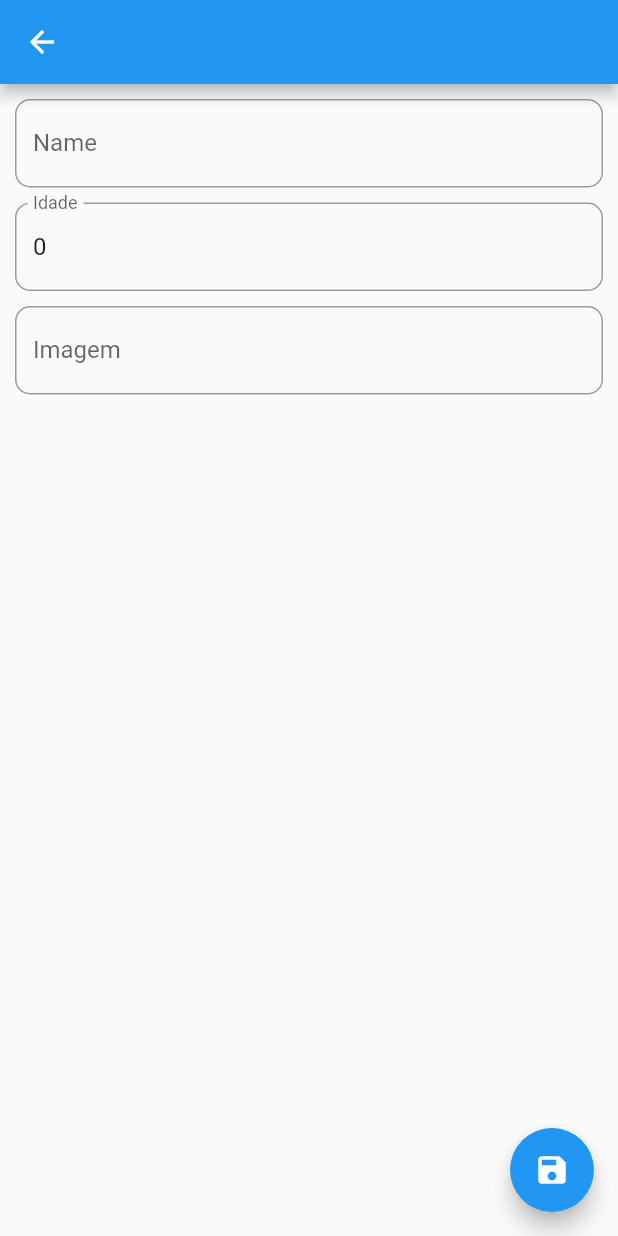
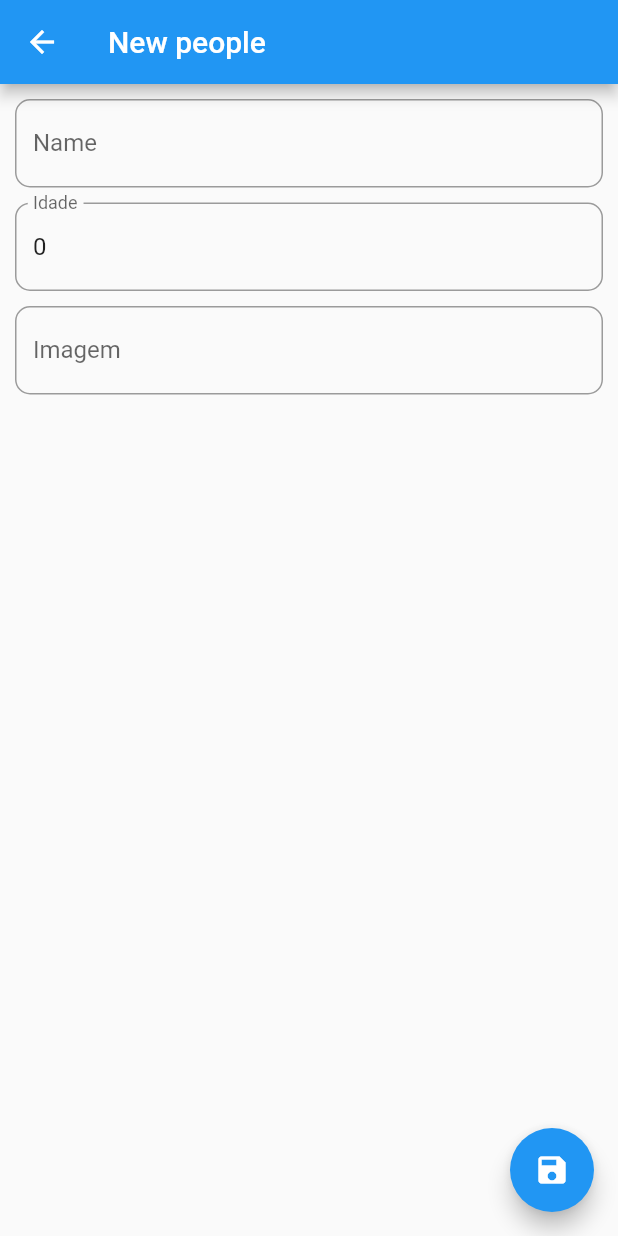
Before and after one commit to llFurtll/screen_manager, a Flutter app: the screen it shows after launch, after a tap on the "add" icon, on a phone screen of 412 x 824 dp. Run offline on Flutter 3.47's test engine with Material 2 defaults, Android fonts, the phone set to English and light mode, and no system bars.

```diff
--- a/example/lib/pages/first_page/components/app_bar_component.dart
+++ b/example/lib/pages/first_page/components/app_bar_component.dart
@@ -2,18 +2,16 @@ import 'package:compmanager/screen_component.dart';
 import 'package:flutter/material.dart';
 
 import '../controller/first_page_controller.dart';
+import '../injection/first_page_injection.dart';
 
 // ignore: must_be_immutable
-class AppBarComponent extends ScreenComponent<FirstPageController, PreferredSize> {
-  AppBarComponent({Key? key}) : super(key: key);
+class AppBarComponent extends ScreenComponent<FirstPageController, FirstPageInjection> {
+  AppBarComponent({Key? key, required BuildContext context}) : super(key: key, context: context);
 
   @override
-  PreferredSize build(BuildContext context) {
-    return PreferredSize(
-      preferredSize: const Size.fromHeight(56.0),
-      child: AppBar(
-        title: const Text("Peoples"),
-      )
+  Widget build(BuildContext context) {
+    return AppBar(
+      title: const Text("Peoples"),
     );
   }
 }
--- a/example/lib/pages/first_page/components/list_peoples_component.dart
+++ b/example/lib/pages/first_page/components/list_peoples_component.dart
@@ -2,14 +2,15 @@ import 'package:compmanager/screen_component.dart';
 import 'package:flutter/material.dart';
 
 import '../controller/first_page_controller.dart';
+import '../injection/first_page_injection.dart';
 import '../../../entities/people.dart';
 
 // ignore: must_be_immutable
-class ListPeoplesComponent extends ScreenComponent<FirstPageController, ValueListenableBuilder> {
-  ListPeoplesComponent({Key? key}) : super(key: key);
+class ListPeoplesComponent extends ScreenComponent<FirstPageController, FirstPageInjection> {
+  ListPeoplesComponent({Key? key, required BuildContext context}) : super(key: key, context: context);
 
   @override
-  ValueListenableBuilder<List<People>> build(BuildContext context) {
+  Widget build(BuildContext context) {
     return ValueListenableBuilder(
       valueListenable: controller.peoples,
       builder: (BuildContext context, List<People> value, Widget? widget) {
--- a/example/lib/pages/first_page/components/new_people_component.dart
+++ b/example/lib/pages/first_page/components/new_people_component.dart
@@ -2,13 +2,14 @@ import 'package:compmanager/screen_component.dart';
 import 'package:flutter/material.dart';
 
 import '../controller/first_page_controller.dart';
+import '../injection/first_page_injection.dart';
 
 // ignore: must_be_immutable
-class NewPeopleComponent extends ScreenComponent<FirstPageController, FloatingActionButton> {
-  NewPeopleComponent({Key? key}) : super(key: key);
+class NewPeopleComponent extends ScreenComponent<FirstPageController, FirstPageInjection> {
+  NewPeopleComponent({Key? key, required BuildContext context}) : super(key: key, context: context);
 
   @override
-  FloatingActionButton build(BuildContext context) {
+  Widget build(BuildContext context) {
     return FloatingActionButton(
       onPressed: () => controller.createPeople(),
       child: const Icon(Icons.add),
--- a/example/lib/pages/first_page/view/first_page_view.dart
+++ b/example/lib/pages/first_page/view/first_page_view.dart
@@ -35,12 +35,15 @@ class FirstPageView extends ScreenView<FirstPageController, FirstPageInjection>
   @override
   Scaffold build(BuildContext context) {
     return Scaffold(
-      appBar: getComponent(AppBarComponent).build(context),
+      appBar: PreferredSize(
+        preferredSize: const Size.fromHeight(56.0),
+        child: AppBarComponent(context: context),
+      ),
       body: Container(
         padding: const EdgeInsets.all(10.0),
-        child: getComponent(ListPeoplesComponent),
+        child: ListPeoplesComponent(context: context),
       ),
-      floatingActionButton: getComponent(NewPeopleComponent),
+      floatingActionButton: NewPeopleComponent(context: context),
     );
   }
 
--- a/example/lib/pages/second_page/components/app_bar_component.dart
+++ b/example/lib/pages/second_page/components/app_bar_component.dart
@@ -2,20 +2,28 @@ import 'package:compmanager/screen_component.dart';
 import 'package:flutter/material.dart';
 
 import '../controller/second_page_controller.dart';
+import '../injection/second_page_injection.dart';
 
 // ignore: must_be_immutable
-class AppBarComponent extends ScreenComponent<SecondPageController, PreferredSize> {
-  AppBarComponent({Key? key}) : super(key: key);
+class AppBarComponent extends ScreenComponent<SecondPageController, SecondPageInjection> {
+  AppBarComponent({Key? key, required BuildContext context}) : super(key: key, context: context);
 
   late String title;
 
   @override
-  PreferredSize build(BuildContext context) {
-    return PreferredSize(
-      preferredSize: const Size.fromHeight(56.0),
-      child: AppBar(
-        title: const Text(""),
-      )
+  void onInit() {
+    super.onInit();
+    if ((ModalRoute.of(controller.context)!.settings.arguments) != null) {
+      title = "Update people";
+    } else {
+      title = "New people";
+    }
+  }
+
+  @override
+  Widget build(BuildContext context) {
+    return  AppBar(
+      title: Text(title),
     );
   }
 }
--- a/example/lib/pages/second_page/components/save_people_component.dart
+++ b/example/lib/pages/second_page/components/save_people_component.dart
@@ -2,10 +2,11 @@ import 'package:compmanager/screen_component.dart';
 import 'package:flutter/material.dart';
 
 import '../controller/second_page_controller.dart';
+import '../injection/second_page_injection.dart';
 
 // ignore: must_be_immutable
-class SavePeopleComponent extends ScreenComponent<SecondPageController, FloatingActionButton> {
-  SavePeopleComponent({Key? key}) : super(key: key);
+class SavePeopleComponent extends ScreenComponent<SecondPageController, SecondPageInjection> {
+  SavePeopleComponent({Key? key, required BuildContext context}) : super(key: key, context: context);
 
   @override
   FloatingActionButton build(BuildContext context) {
--- a/example/lib/pages/second_page/injection/second_page_injection.dart
+++ b/example/lib/pages/second_page/injection/second_page_injection.dart
@@ -2,8 +2,6 @@ import 'package:compmanager/screen_injection.dart';
 import 'package:flutter/material.dart';
 
 import '../controller/second_page_controller.dart';
-import '../components/app_bar_component.dart';
-import '../components/save_people_component.dart';
 
 // ignore: must_be_immutable
 class SecondPageInjection extends ScreenInjection<SecondPageController> {
@@ -13,11 +11,7 @@ class SecondPageInjection extends ScreenInjection<SecondPageController> {
   }) : super(
     key: key,
     child: child,
-    controller: SecondPageController(),
-    components: [
-      AppBarComponent(),
-      SavePeopleComponent()
-    ]
+    controller: SecondPageController()
   );
 
   @override
--- a/example/lib/pages/second_page/view/second_page_view.dart
+++ b/example/lib/pages/second_page/view/second_page_view.dart
@@ -28,12 +28,15 @@ class SecondPageView extends ScreenView<SecondPageController, SecondPageInjectio
   @override
   Scaffold build(BuildContext context) {
     return Scaffold(
-      appBar: getComponent(AppBarComponent).build(context),
+      appBar: PreferredSize(
+        preferredSize: const Size.fromHeight(56.0),
+        child: AppBarComponent(context: context),
+      ),
       body: Container(
         padding: const EdgeInsets.all(10.0),
         child: _buildForm(),
       ),
-      floatingActionButton: getComponent(SavePeopleComponent),
+      floatingActionButton: SavePeopleComponent(context: context),
     );
   }
 
--- a/lib/screen_injection.dart
+++ b/lib/screen_injection.dart
@@ -1,14 +1,12 @@
 import 'package:flutter/material.dart';
 
-import 'screen_component.dart';
 import 'screen_controller.dart';
 
 // ignore: must_be_immutable
 abstract class ScreenInjection<T extends ScreenController> extends InheritedWidget {
   T? controller;
-  List<ScreenComponent> components;
 
-  ScreenInjection({Key? key, this.controller, this.components = const [], required Builder child}) : super(key: key, child: child);
+  ScreenInjection({Key? key, this.controller, required Builder child}) : super(key: key, child: child);
 
   static I of<I extends ScreenInjection>(BuildContext context) {
     final result = context.dependOnInheritedWidgetOfExactType<I>();
--- a/lib/screen_view.dart
+++ b/lib/screen_view.dart
@@ -1,6 +1,5 @@
 import 'package:flutter/material.dart';
 
-import 'screen_component.dart';
 import 'screen_controller.dart';
 import 'screen_injection.dart';
 
@@ -14,8 +13,6 @@ abstract class Screen extends StatelessWidget {
 // ignore: must_be_immutable
 abstract class ScreenView<T extends ScreenController, I extends ScreenInjection<T>> extends StatefulWidget {
   T? _controller;
-
-  late List<ScreenComponent> _components;
 
   ScreenView({Key? key, required BuildContext context}) : super(key: key) {
     _injection(context);
@@ -31,18 +28,9 @@ abstract class ScreenView<T extends ScreenController, I extends ScreenInjection<
 
   void _injection(BuildContext context) {
     _controller = ScreenInjection.of<I>(context).controller;
-    _components = ScreenInjection.of<I>(context).components;
     if (_controller != null) {
       _controller!.setContext(context);
-      for (var component in _components) {
-        component.setController(_controller!);
-      }
     }
-  }
-
-  ScreenComponent getComponent(Type type) {
-    assert(_components.isNotEmpty, "No component found");
-    return _components.firstWhere((element) => element.runtimeType == type);
   }
 
   @mustCallSuper
@@ -68,6 +56,10 @@ class _ScreenViewState extends State<ScreenView> {
 
   @override
   Widget build(BuildContext context) {
+    if (widget._controller != null) {
+      widget._controller!.setContext(context);
+    }
+
     return widget.build(context);
   }
 }
```
Also changed, not shown: example/lib/pages/first_page/injection/first_page_injection.dart (+1 -9 lines), lib/screen_component.dart (+11 -5 lines).
